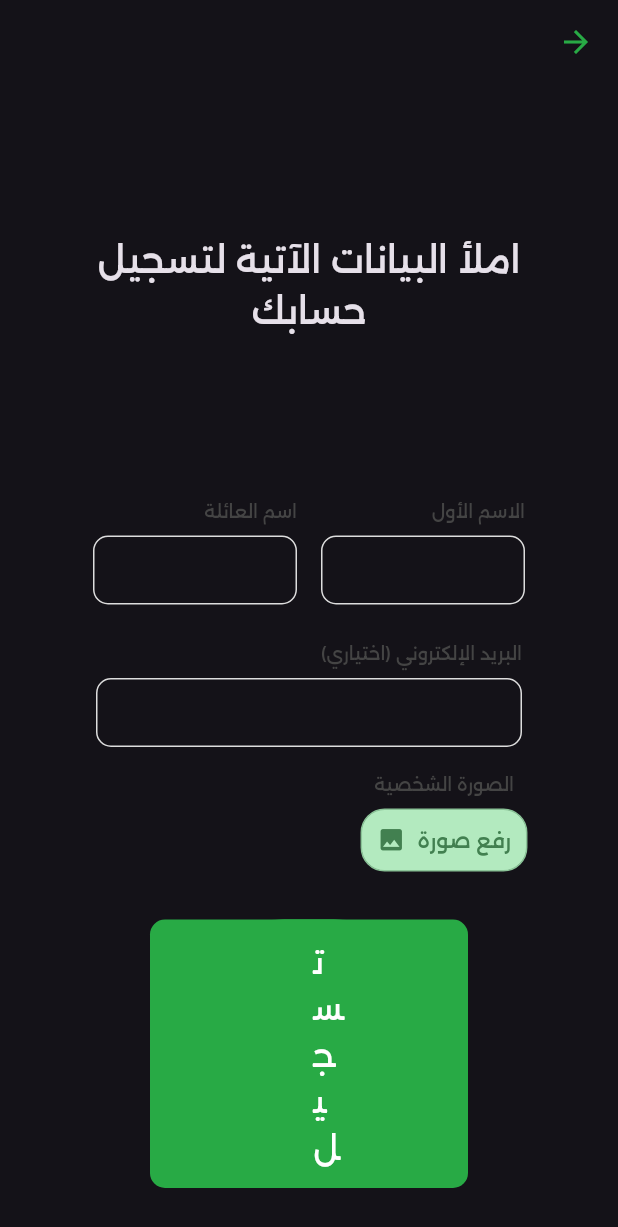
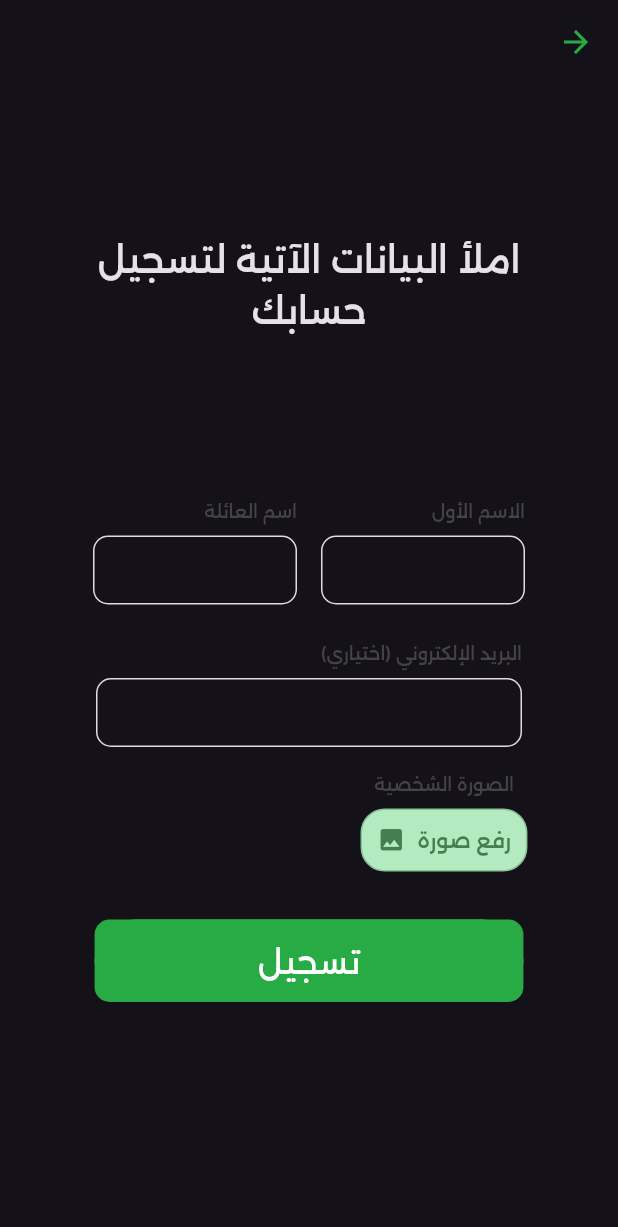
Before and after one commit to oashrafouad/Tawsela, a Flutter app: the PassengerSignUpPage screen opened by its route, on a phone screen of 412 x 824 dp. Shown: the top 1227 px of the screen. Run offline on Flutter 3.47's test engine with Material 3 defaults, Android fonts, the phone set to English and light mode, and no system bars; our stand-ins replace bloc, flutter_bloc, geocoding, geolocator, google_maps_flutter, image_cropper and 2 more; accounts and stored records are empty.

Commit message:
fix register button on passenger sign up page

```diff
--- a/lib/view/screens/Passenger/passengerSignUp.dart
+++ b/lib/view/screens/Passenger/passengerSignUp.dart
@@ -118,15 +118,11 @@ class PassengerSignUpPage extends StatelessWidget {
           const SizedBox(
             height: 32,
           ),
-          Padding(
-            padding: const EdgeInsets.symmetric(horizontal:  100.0),
-            child: CustomButton(
-
-              text: S.of(context).signUp,
-              onTap: () {
-                Navigator.pushNamed(context, PassengerMainScreen.id);
-              },
-            ),
+          CustomButton(
+            text: S.of(context).signUp,
+            onTap: () {
+              Navigator.pushNamed(context, PassengerMainScreen.id);
+            },
           )
         ],
       ),
```
